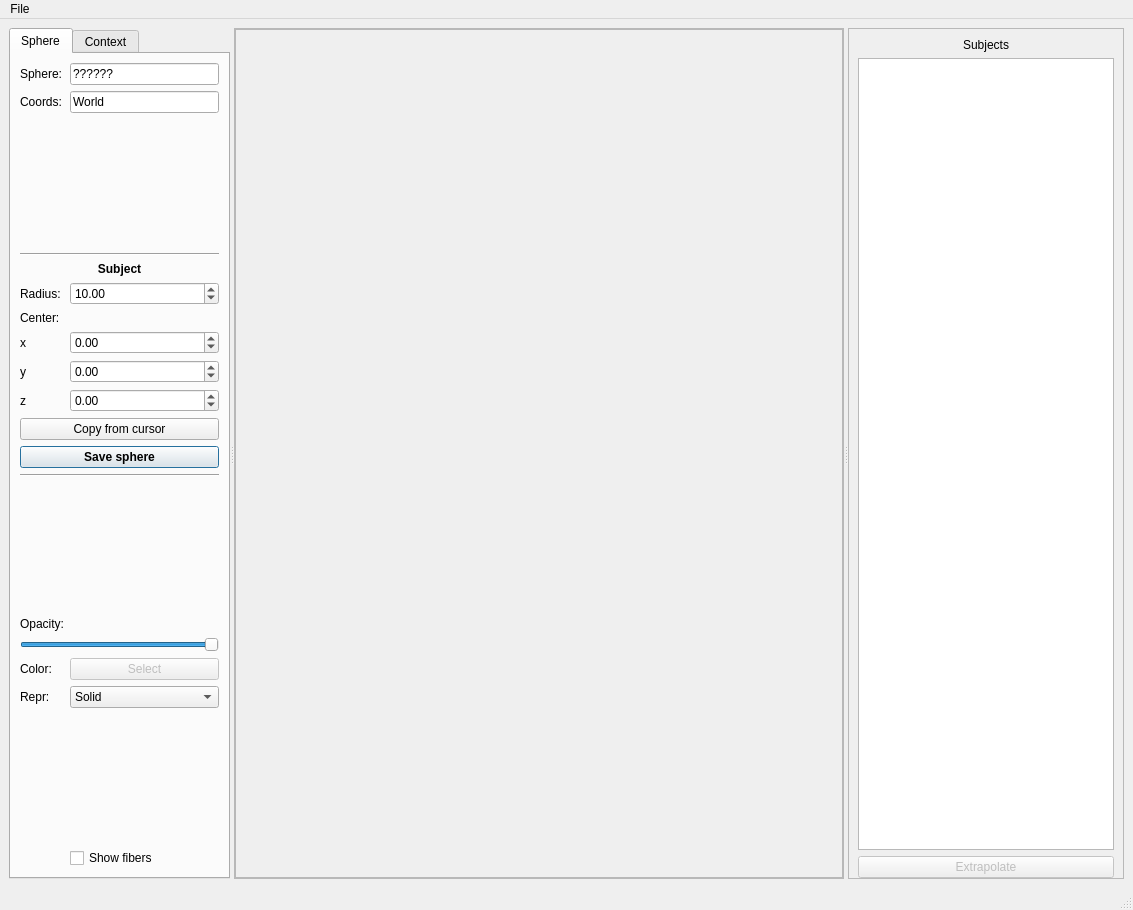
First picture: the form in braviz/interaction/qt_guis/roi_builder.ui, repository diego0020/braviz-app, before the edit.
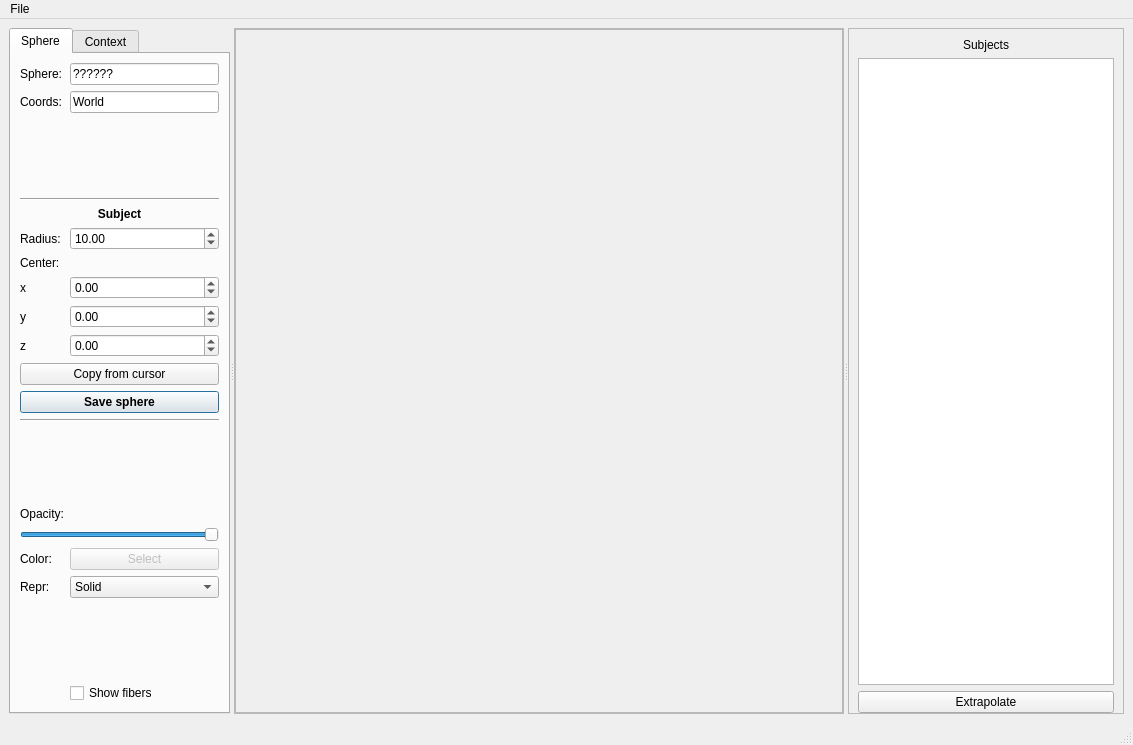
Second picture: the form after the edit.

Diff of the .ui file:
```diff
--- a/braviz/interaction/qt_guis/roi_builder.ui
+++ b/braviz/interaction/qt_guis/roi_builder.ui
@@ -7,7 +7,7 @@
     <x>0</x>
     <y>0</y>
     <width>1133</width>
-    <height>910</height>
+    <height>745</height>
    </rect>
   </property>
   <property name="windowTitle">
@@ -636,10 +636,7 @@
          </widget>
         </item>
         <item>
-         <widget class="QPushButton" name="pushButton_4">
-          <property name="enabled">
-           <bool>false</bool>
-          </property>
+         <widget class="QPushButton" name="extrapolate_button">
           <property name="text">
            <string>Extrapolate</string>
           </property>
```
